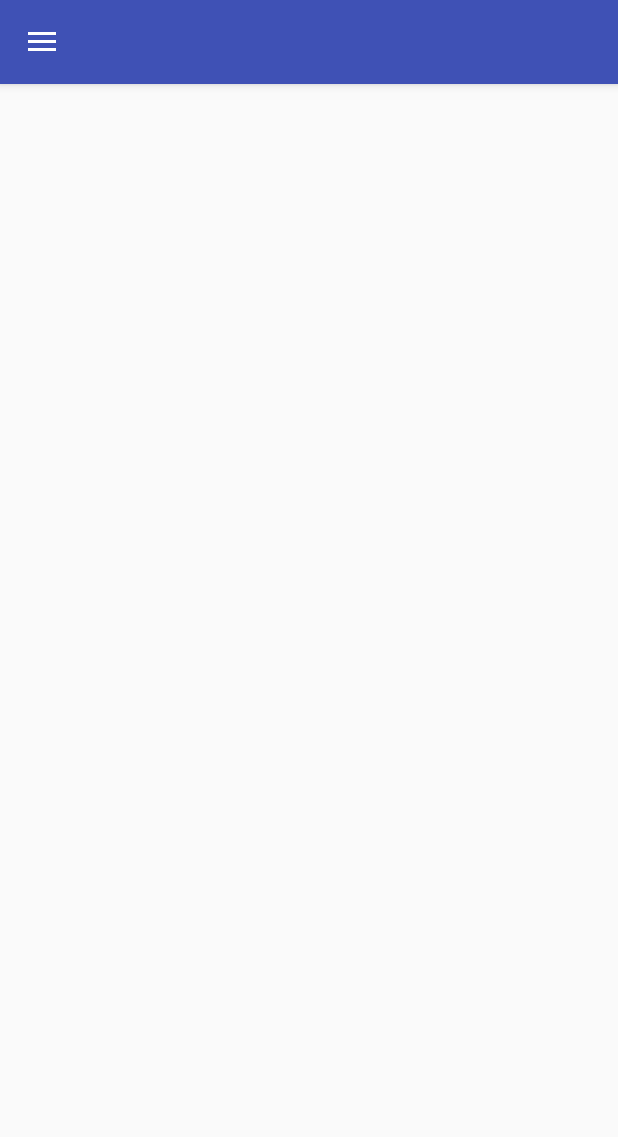
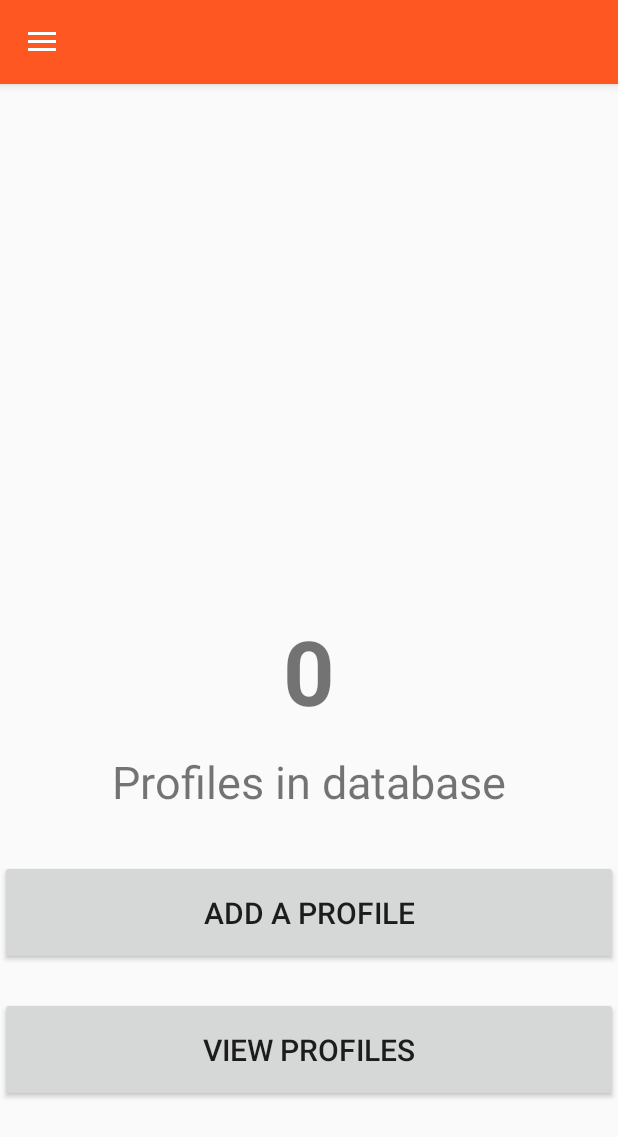
Before and after one commit to AlmasiSystems/Profiler, an Android app: the Home screen opened directly, with no data from a screen before it, on a phone screen of 412 x 824 dp. Shown: the top 1137 px of the screen. Run offline under Robolectric (Android 15) with nearby library versions, the phone set to English and light mode, and no system bars; our stand-ins replace Firebase (no records; nobody signed in at launch, a user with empty details on screens opened directly).

Commit message:
26-Jun-17

```diff
--- a/app/build.gradle
+++ b/app/build.gradle
@@ -29,10 +29,8 @@ dependencies {
     compile 'com.google.firebase:firebase-database:10.0.1'
     compile 'com.google.android.gms:play-services-auth:10.0.1'
     compile 'com.android.support:design:25.3.1'
-    compile 'com.android.support.constraint:constraint-layout:1.0.0-alpha7'
     testCompile 'junit:junit:4.12'
 }
 
 
-
 apply plugin: 'com.google.gms.google-services'
--- a/app/src/main/java/com/example/aditya/profiler/Home.java
+++ b/app/src/main/java/com/example/aditya/profiler/Home.java
@@ -1,21 +1,77 @@
 package com.example.aditya.profiler;
 
+import android.content.Intent;
 import android.os.Bundle;
 import android.support.annotation.Nullable;
 import android.support.v4.app.Fragment;
 import android.view.LayoutInflater;
 import android.view.View;
 import android.view.ViewGroup;
+import android.widget.Button;
+import android.widget.EditText;
+import android.widget.TextView;
+import android.widget.Toast;
+
+import com.google.firebase.database.DataSnapshot;
+import com.google.firebase.database.DatabaseError;
+import com.google.firebase.database.FirebaseDatabase;
+import com.google.firebase.database.ValueEventListener;
+
+import java.util.ArrayList;
 
 /**
  * Created by Aditya on 22-Jun-17.
  */
 
 public class Home extends Fragment{
+
+    TextView number;
+    Button add, view;
+
+    ArrayList<String> names = new ArrayList<String>();
+
     @Nullable
     @Override
     public View onCreateView(LayoutInflater inflater, @Nullable ViewGroup container, @Nullable Bundle savedInstanceState) {
         View v = inflater.inflate(R.layout.frag_home, container, false);
+        add = (Button) v.findViewById(R.id.add_button);
+        view = (Button) v.findViewById(R.id.view_button);
+        number = (TextView) v.findViewById(R.id.number_of_profiles);
+
+        FirebaseDatabase.getInstance().getReference().keepSynced(true);
+
+        FirebaseDatabase.getInstance().getReference("data").addListenerForSingleValueEvent(new ValueEventListener() {
+            @Override
+            public void onDataChange(DataSnapshot dataSnapshot) {
+                for (DataSnapshot snapshot : dataSnapshot.getChildren()) {
+                    names.add(snapshot.getKey());
+                }
+
+                String numb = Integer.toString(names.size());
+                number.setText(numb);
+            }
+
+            @Override
+            public void onCancelled(DatabaseError databaseError) {
+
+            }
+        });
+
+        add.setOnClickListener(new View.OnClickListener() {
+            @Override
+            public void onClick(View v) {
+                Intent intent = new Intent(getActivity(), AddProfile.class);
+                startActivity(intent);
+            }
+        });
+
+        view.setOnClickListener(new View.OnClickListener() {
+            @Override
+            public void onClick(View v) {
+                Intent intent = new Intent(getActivity(), ViewProfile.class);
+                startActivity(intent);
+            }
+        });
         return v;
     }
 }
--- a/app/src/main/java/com/example/aditya/profiler/User.java
+++ b/app/src/main/java/com/example/aditya/profiler/User.java
@@ -18,7 +18,7 @@ import java.util.Map;
 import static android.content.ContentValues.TAG;
 
 @IgnoreExtraProperties
-public class User extends HashMap<String, String> {
+public class User{
 
     private DatabaseReference database = FirebaseDatabase.getInstance().getReference();
 
--- /dev/null
+++ b/app/src/main/res/drawable/back.xml
@@ -0,0 +1,5 @@
+<?xml version="1.0" encoding="utf-8"?>
+<shape xmlns:android="http://schemas.android.com/apk/res/android" android:shape="rectangle" >
+    <solid android:color="@android:color/white" />
+    <stroke android:width="1dip" android:color="#212121"/>
+</shape>
--- a/app/src/main/res/drawable/side_nav_bar.xml
+++ b/app/src/main/res/drawable/side_nav_bar.xml
@@ -2,8 +2,8 @@
     android:shape="rectangle">
     <gradient
         android:angle="135"
-        android:centerColor="#4CAF50"
-        android:endColor="#2E7D32"
-        android:startColor="#81C784"
+        android:centerColor="#FF5722"
+        android:endColor="#f44336"
+        android:startColor="#FFEB3B"
         android:type="linear" />
 </shape>
--- a/app/src/main/res/layout/activity_login.xml
+++ b/app/src/main/res/layout/activity_login.xml
@@ -31,7 +31,7 @@
 
     <Button
         android:id="@+id/loginbtn"
-        android:layout_width="wrap_content"
+        android:layout_width="match_parent"
         android:layout_height="wrap_content"
         android:layout_below="@+id/password"
         android:layout_centerHorizontal="true"
--- a/app/src/main/res/layout/frag_home.xml
+++ b/app/src/main/res/layout/frag_home.xml
@@ -2,4 +2,44 @@
 <RelativeLayout xmlns:android="http://schemas.android.com/apk/res/android"
     android:layout_width="match_parent" android:layout_height="match_parent">
 
+    <Button
+        android:id="@+id/add_button"
+        android:layout_width="match_parent"
+        android:layout_height="70dp"
+        android:layout_marginBottom="91dp"
+        android:textSize="20sp"
+        android:text="Add a profile"
+        android:layout_alignBottom="@+id/view_button"
+        android:layout_alignParentStart="true" />
+
+    <Button
+        android:id="@+id/view_button"
+        android:layout_width="match_parent"
+        android:layout_height="70dp"
+        android:textSize="20sp"
+        android:text="View Profiles"
+        android:layout_alignParentBottom="true"
+        android:layout_alignParentStart="true"
+        android:layout_marginBottom="89dp" />
+
+    <TextView
+        android:id="@+id/number_of_profiles"
+        android:layout_width="wrap_content"
+        android:layout_height="wrap_content"
+        android:text="0"
+        android:textSize="60sp"
+        android:textStyle="bold"
+        android:layout_above="@+id/textView2"
+        android:layout_centerHorizontal="true"
+        android:layout_marginBottom="13dp" />
+
+    <TextView
+        android:id="@+id/textView2"
+        android:layout_width="wrap_content"
+        android:layout_height="wrap_content"
+        android:text="Profiles in database"
+        android:textSize="30sp"
+        android:layout_above="@+id/add_button"
+        android:layout_centerHorizontal="true"
+        android:layout_marginBottom="32dp" />
 </RelativeLayout>
--- a/app/src/main/res/menu/activity_home_drawer.xml
+++ b/app/src/main/res/menu/activity_home_drawer.xml
@@ -1,7 +1,8 @@
 <?xml version="1.0" encoding="utf-8"?>
 <menu xmlns:android="http://schemas.android.com/apk/res/android">
 
-    <group android:checkableBehavior="single">
+    <group android:checkableBehavior="single"
+        android:id="@+id/top">
         <item
             android:id="@+id/nav_home"
             android:icon="@drawable/home"
@@ -12,7 +13,7 @@
             android:title="History" />
     </group>
 
-    <group>
+    <group android:id="@+id/bottom">
         <item
             android:id="@+id/nav_logout"
             android:icon="@drawable/logout"
--- a/app/src/main/res/values/colors.xml
+++ b/app/src/main/res/values/colors.xml
@@ -1,6 +1,6 @@
 <?xml version="1.0" encoding="utf-8"?>
 <resources>
-    <color name="colorPrimary">#3F51B5</color>
-    <color name="colorPrimaryDark">#303F9F</color>
-    <color name="colorAccent">#FF4081</color>
+    <color name="colorPrimary">#FF5722</color>
+    <color name="colorPrimaryDark">#f44336</color>
+    <color name="colorAccent">#FFC107</color>
 </resources>
```
Also changed, not shown: app/src/main/AndroidManifest.xml (+12 -1 lines), app/src/main/java/com/example/aditya/profiler/AddProfile.java (added, +52 -0 lines), app/src/main/java/com/example/aditya/profiler/HomeActivity.java (+13 -0 lines), app/src/main/java/com/example/aditya/profiler/Offline.java (added, +17 -0 lines), app/src/main/java/com/example/aditya/profiler/ProfileActivity.java (added, +20 -0 lines), app/src/main/java/com/example/aditya/profiler/ViewProfile.java (added, +63 -0 lines), app/src/main/res/layout/activity_add_profile.xml (added, +98 -0 lines), app/src/main/res/layout/activity_profile.xml (added, +9 -0 lines), app/src/main/res/layout/activity_view_profile.xml (added, +16 -0 lines), app/src/main/res/layout/grid_element.xml (added, +35 -0 lines), app/src/main/res/layout/list_item.xml (added, +12 -0 lines).
